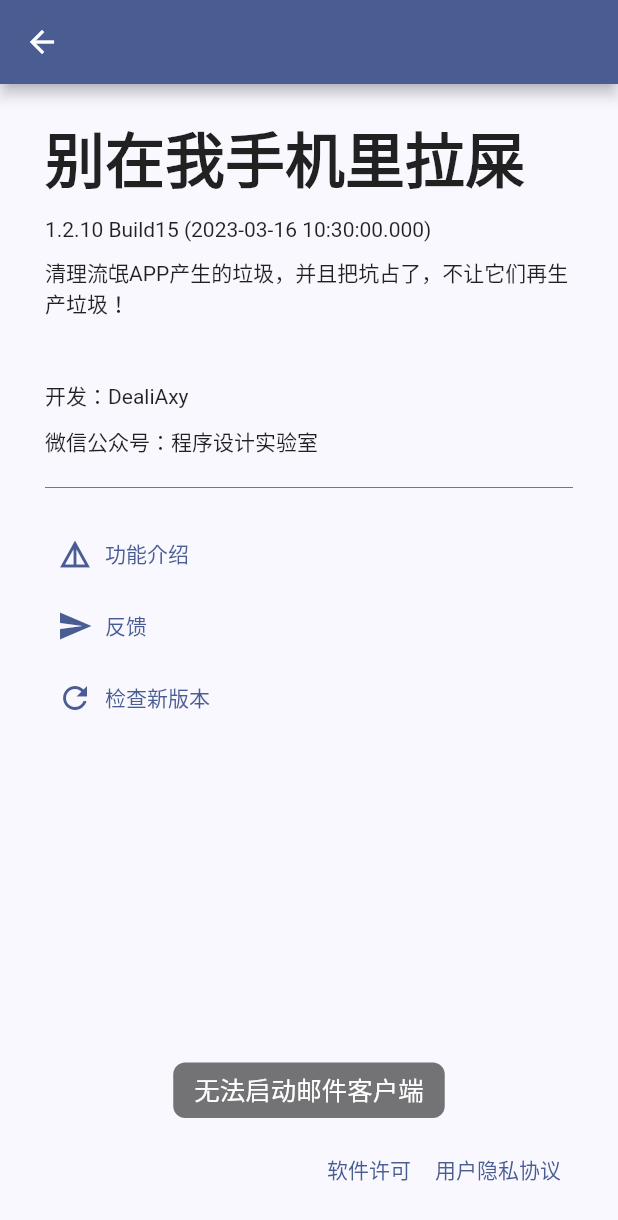
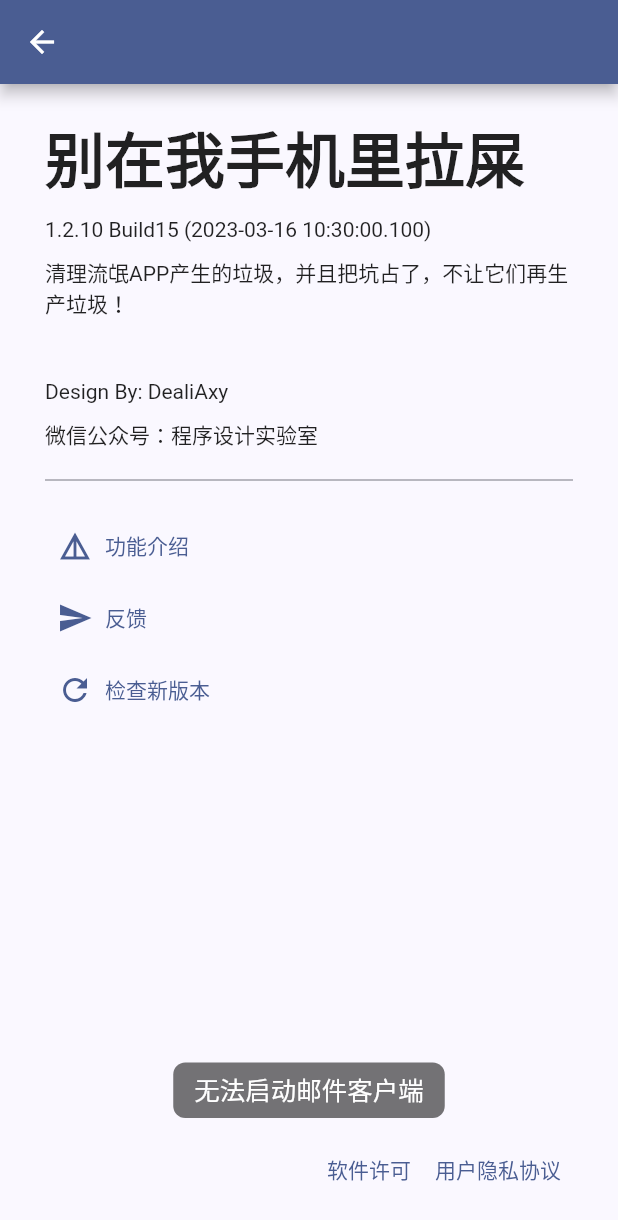
Before and after one commit to Deali-Axy/dont-poop-in-my-phone, a Flutter app: the AboutPage screen opened by its route, after a tap on "反馈", on a phone screen of 412 x 824 dp. Shown: the top 1220 px of the screen. Run offline on Flutter 3.47's test engine with Material 2 defaults, Android fonts, the phone set to English and light mode, and no system bars; our stand-ins replace bot_toast, device_info_plus, dio, flutter_breadcrumb, flutter_spinkit, open_filex and 3 more; missing offline and left inert: intro_views_flutter; accounts and stored records are empty.

Commit message:
🔧修复了关于界面的bug

```diff
--- a/lib/pages/about.dart
+++ b/lib/pages/about.dart
@@ -14,11 +14,6 @@ class AboutPage extends StatefulWidget {
 }
 
 class _AboutPageState extends State<AboutPage> {
-  late String appName;
-  late String packageName;
-  late String version;
-  late String buildNumber;
-
   bool isUpToDate = false;
 
   @override
@@ -31,20 +26,21 @@ class _AboutPageState extends State<AboutPage> {
     super.dispose();
   }
 
-  Future _loadPackageInfo() {
-    return PackageInfo.fromPlatform().then((PackageInfo packageInfo) {
-      appName = packageInfo.appName;
-      packageName = packageInfo.packageName;
-      version = packageInfo.version;
-      buildNumber = packageInfo.buildNumber;
-    });
+  Future<PackageInfo> _loadPackageInfo() async {
+    return await PackageInfo.fromPlatform();
   }
 
   @override
   Widget build(BuildContext context) {
     return FutureBuilder(
       future: _loadPackageInfo(),
-      builder: (context, snapshot) {
+      builder: (context, AsyncSnapshot<PackageInfo>? snapshot) {
+        return _buildBody(snapshot?.data);
+      },
+    );
+  }
+
+  Widget _buildBody(PackageInfo? packageInfo) {
     return Scaffold(
       appBar: AppBar(),
       body: Container(
@@ -57,11 +53,11 @@ class _AboutPageState extends State<AboutPage> {
               style: TextStyle(fontSize: 40, fontWeight: FontWeight.bold),
             ),
             SizedBox(height: 10),
-                Text('$version Build$buildNumber (${DateTime.now().toString()})'),
+            Text('${packageInfo?.version} Build${packageInfo?.buildNumber} (${DateTime.now().toString()})'),
             SizedBox(height: 10),
             Text('清理流氓APP产生的垃圾，并且把坑占了，不让它们再生产垃圾！'),
             SizedBox(height: 40),
-                Text('开发：DealiAxy'),
+            Text('Design By: DealiAxy'),
             SizedBox(height: 10),
             Text('微信公众号：程序设计实验室'),
             Divider(height: 40),
@@ -75,7 +71,7 @@ class _AboutPageState extends State<AboutPage> {
               label: Text('反馈'),
               onPressed: () async {
                 // 调用系统邮件客户端来反馈
-                    const url = 'mailto:feedback@deali.cn?subject=极简诗词App反馈&body=反馈内容：';
+                const url = 'mailto:feedback@deali.cn?subject=别在我手机里拉屎App反馈&body=反馈内容：';
                 if (await canLaunchUrl(Uri.parse(url))) {
                   await launchUrl(Uri.parse(url));
                 } else {
@@ -93,10 +89,10 @@ class _AboutPageState extends State<AboutPage> {
                   showLoading(context, text: '检查更新');
                   var hasUpdate = await AppUpdate.checkUpdate(context);
                   Navigator.of(context).pop();
-                      // if (!hasUpdate) BotToast.showText(text: '已经是最新版本');
-                      // setState(() {
-                      //   isUpToDate = true;
-                      // });
+                  if (!hasUpdate) BotToast.showText(text: '已经是最新版本');
+                  setState(() {
+                    isUpToDate = true;
+                  });
                 },
               ),
             Expanded(child: Text('')),
@@ -127,7 +123,5 @@ class _AboutPageState extends State<AboutPage> {
         ),
       ),
     );
-      },
-    );
   }
 }
```
Lines whose indentation alone changed are shown as unchanged.
